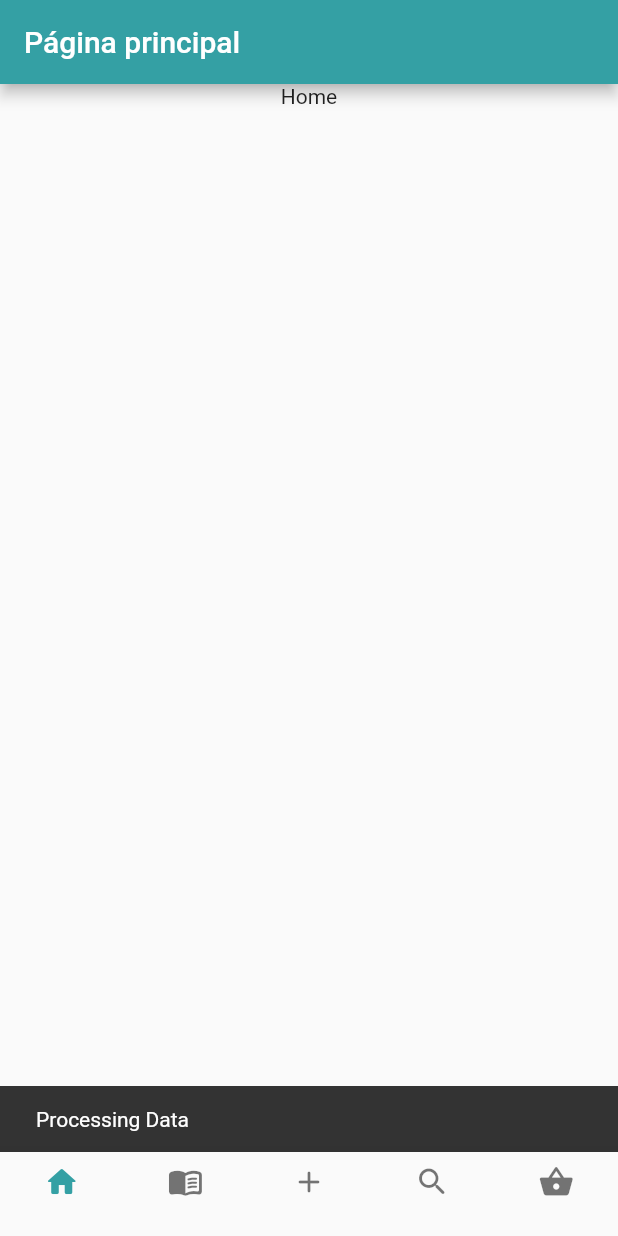
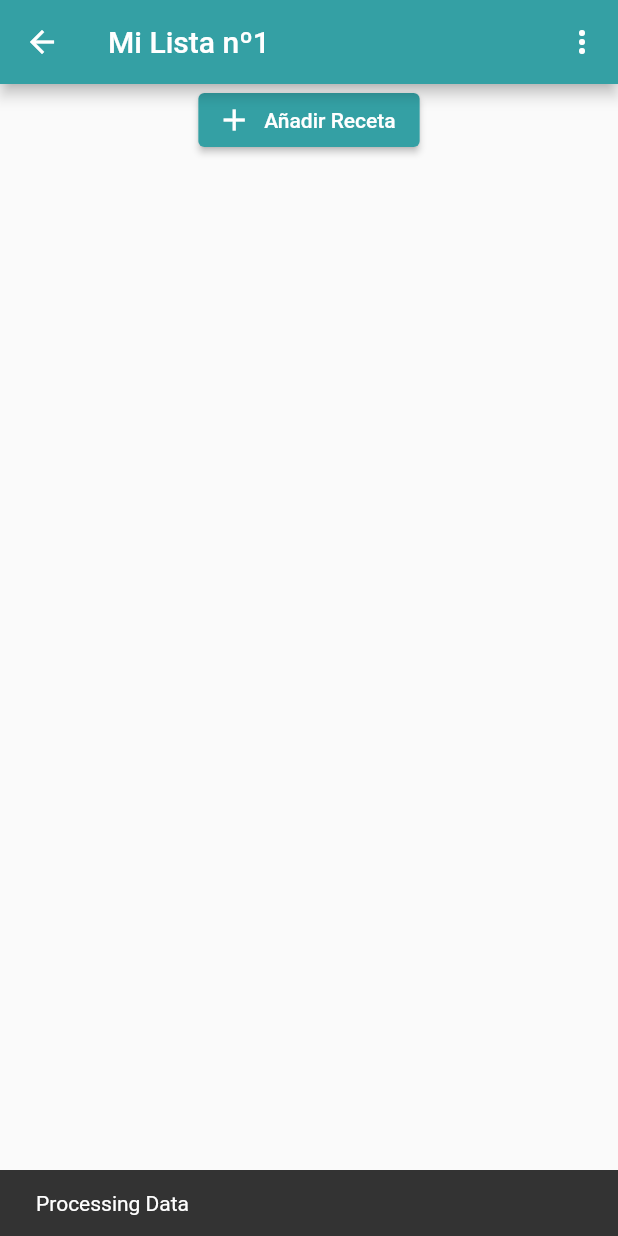
Before and after one commit to MBM-devs/letscookit, a Flutter app: the CreateList screen opened directly, after a tap on "Crear", on a phone screen of 412 x 824 dp. Run offline on Flutter 3.47's test engine with Material 2 defaults, Android fonts, the phone set to English and light mode, and no system bars.

Commit message:
recipe list created

```diff
--- a/letscookit/lib/pages/bookmark.dart
+++ b/letscookit/lib/pages/bookmark.dart
@@ -36,7 +36,7 @@ class _BookmarkState extends State<Bookmark> {
                     Navigator.push(
                         context,
                         MaterialPageRoute(
-                          builder: (context) => libroRecetas.get(index),
+                          builder: (context) => libroRecetas.get(index), //tendria que llevar a la pagina ReceiptList del indice correspondiente
                         ),
                     );
                   },
--- a/letscookit/lib/pages/create_list.dart
+++ b/letscookit/lib/pages/create_list.dart
@@ -1,5 +1,6 @@
 import 'package:flutter/material.dart';
 import 'package:letscookit/config/palette.dart';
+import 'package:letscookit/pages/recipe_list.dart';
 import 'package:letscookit/utilities/libro_recetas.dart';
 import 'package:letscookit/utilities/lista.dart';
 import 'package:letscookit/utilities/lista_receta.dart';
@@ -23,6 +24,9 @@ class _CreateListState extends State<CreateList> {
   @override
   Widget build(BuildContext context) {
     return Scaffold(
+      appBar: AppBar(
+        title: Text("Crear Lista"),
+      ),
       //padding: EdgeInsets.symmetric(horizontal: 10.0, vertical: 20.0),
       body: Center(
         child: Form(
@@ -78,12 +82,18 @@ class _CreateListState extends State<CreateList> {
                   ),
                   ElevatedButton(
                     onPressed: () {
-                      libro.crearLista(nombre);
+                      //libro.crearLista(nombre);
                       _clearInput();
                       ScaffoldMessenger.of(context).showSnackBar(
                         const SnackBar(content: Text('Processing Data')),
                       );
-                      Navigator.pop(context);
+                      //Una vez crea la lista, se dirige a la página de la misma
+                      Navigator.push(
+                          context,
+                          MaterialPageRoute(
+                            builder: (context) => RecipeList(nombre),
+                          )
+                      );
                     },
                     child: Text('Crear'), //Podriamos poner que si el campo esta vacío, ponga 'Saltar' en vez de 'Crear'
                     style: ElevatedButton.styleFrom(
--- /dev/null
+++ b/letscookit/lib/pages/recipe_list.dart
@@ -0,0 +1,142 @@
+import 'package:flutter/material.dart';
+import 'package:letscookit/config/palette.dart';
+import 'package:letscookit/utilities/libro_recetas.dart';
+import 'package:letscookit/utilities/lista.dart';
+import 'package:letscookit/utilities/lista_receta.dart';
+import '../widgets/pasos_text_fields.dart';
+import 'create_recipe.dart';
+
+class RecipeList extends StatefulWidget {
+  String _nombre;
+  RecipeList(this._nombre, {Key? key}) : super(key: key);
+
+  @override
+  State<RecipeList> createState() => _RecipeListState(_nombre);
+}
+
+class _RecipeListState extends State<RecipeList> {
+  String nombre = "Mi Lista nº1";
+  _RecipeListState(nombre);
+  ListaReceta listaReceta = ListaReceta("nombre");
+  List<String> _settingsMenu = ["Cambiar Nombre", "Eliminar Lista"];
+
+  TextEditingController _nombreLista = TextEditingController();
+
+  @override
+  Widget build(BuildContext context) {
+    return Scaffold(
+      appBar: AppBar(
+        title: Text("${nombre}"),
+        actions: [
+          PopupMenuButton(
+            onSelected: handleClick,
+            icon: Icon(Icons.more_vert),
+            itemBuilder: (BuildContext context) {
+              return _settingsMenu.map((String choice) {
+                return PopupMenuItem(
+                  value: choice,
+                  child: Text(choice),
+                );
+              }).toList();
+            },
+          ),
+        ],
+      ),
+      body: Center(
+        child: Form(
+          child: Column(
+            children: [
+              ListView.builder(
+                scrollDirection: Axis.vertical,
+                shrinkWrap: true,
+                physics: NeverScrollableScrollPhysics(),
+                itemCount: listaReceta.length(),
+                itemBuilder: (BuildContext context, int index){
+                  return Card(
+                    child: ListTile(
+                      title: Text(listaReceta.get(index).nombre),
+                      onTap: (){
+                        Navigator.push(
+                          context,
+                          MaterialPageRoute(
+                            builder: (context) => listaReceta.get(index), //Lleva a la página de la receta
+                          ),
+                        );
+                      },
+                      leading: CircleAvatar(
+                        //backgroundImage: ,
+                      ),
+                    ),
+                  );
+                }
+              ),
+              ElevatedButton.icon(
+                icon: Icon(Icons.add),
+                label: Text("Añadir Receta"),
+                onPressed: () {
+                  Navigator.push(
+                      context,
+                      MaterialPageRoute(
+                          builder: (context) => CreateRecipe(),
+                      )
+                  );
+                },
+              ),
+            ],
+          ),
+        ),
+      ),
+    );
+  }
+
+  void handleClick(String value) {
+    switch (value) {
+      case "Cambiar Nombre":
+        showDialog(
+            context: context,
+            builder: (context) => _buildPopupDialog(context)
+        );
+        break;
+      case "Eliminar Lista":
+        break;
+    }
+  }
+  Widget _buildPopupDialog(BuildContext context){
+    return AlertDialog(
+      title: Text("Introduce el nuevo nombre "),
+      content: Column(
+        mainAxisSize: MainAxisSize.min,
+        mainAxisAlignment: MainAxisAlignment.center,
+        crossAxisAlignment: CrossAxisAlignment.center,
+        children: [
+          SizedBox(
+            height: 30.0,
+            width: 300.0,
+            child: TextFormField(
+              controller: _nombreLista,
+              decoration: InputDecoration(
+                hintText: '${nombre}',
+                hintStyle: TextStyle(
+                  color: Colors.grey[700],
+                  fontStyle: FontStyle.italic,
+                )
+              ),
+              onSaved: (value) {
+                if(value != null){
+                  nombre = value;
+                }
+              },
+            ),
+          ),
+          ElevatedButton(
+              onPressed: (){
+                //Cambia el nombre de la pagina, llamandola otra vez?
+                //_clearInput();
+              },
+              child: Text("Cambiar")
+          ),
+        ],
+      ),
+    );
+  }
+}
```
